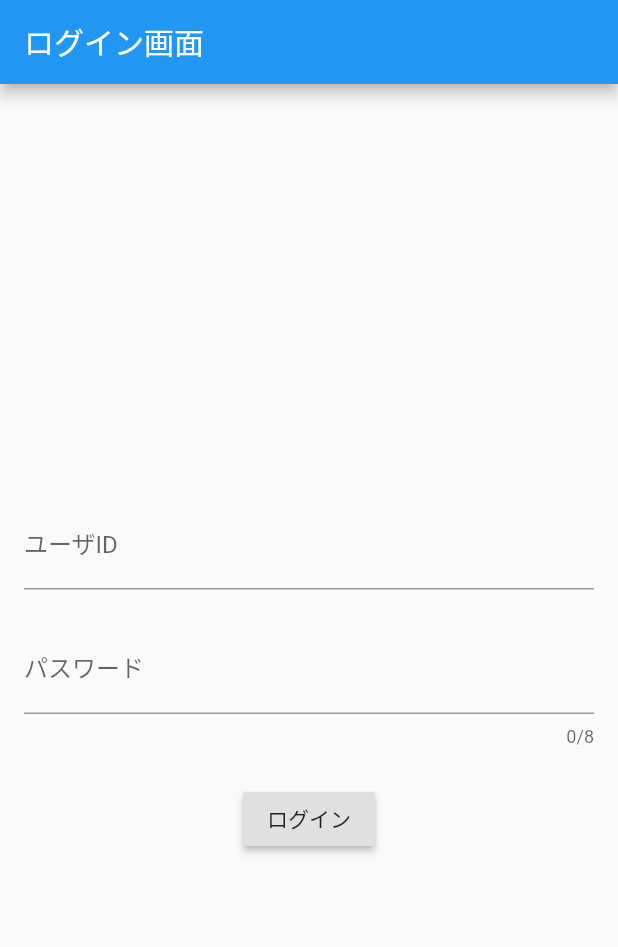
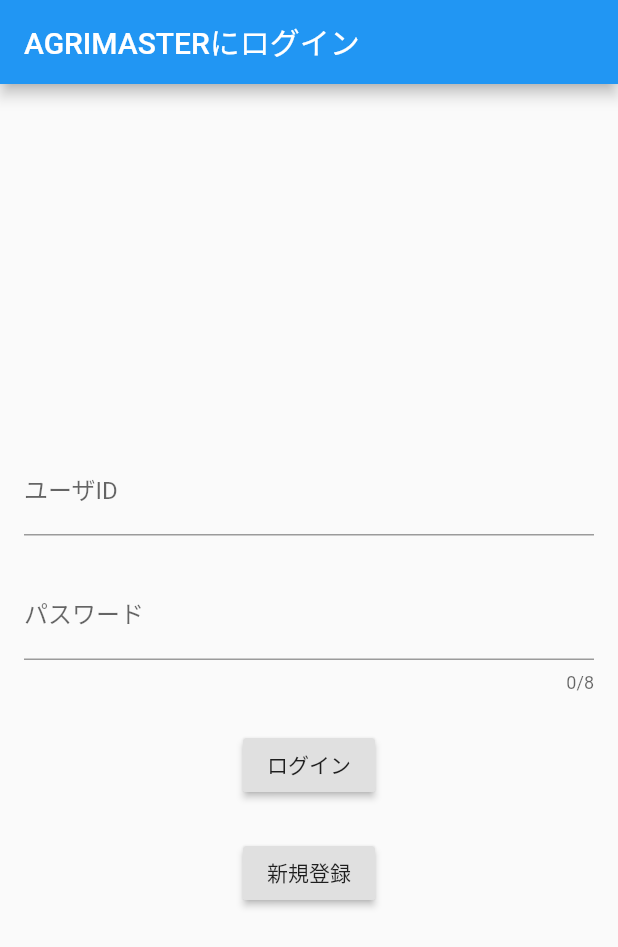
Before and after one commit to agriculture-x-iot/ScreenSampleApp, a Flutter app: the screen it shows after launch, on a phone screen of 412 x 824 dp. Shown: the top 947 px of the screen. Run offline on Flutter 3.47's test engine with Material 2 defaults, Android fonts, the phone set to English and light mode, and no system bars.

Commit message:
デバックリボン消去とか諸々

```diff
--- a/lib/main.dart
+++ b/lib/main.dart
@@ -4,6 +4,7 @@ import 'package:flutter/material.dart';
 
 void main() {
   runApp(new MaterialApp(
+    debugShowCheckedModeBanner: false,  //デバッグリボン非表示
     title: 'Navigation with Routes',
     routes: <String, WidgetBuilder>{
       '/': (_) => new Splash(),
@@ -60,7 +61,7 @@ class _LoginState extends State<Login> {
   Widget build(BuildContext context) {
     return new Scaffold(
       appBar: new AppBar(
-        title: const Text("ログイン画面"),
+        title: const Text("AGRIMASTERにログイン"),
       ),
       body: new Center(
         child: new Form(
@@ -95,6 +96,16 @@ class _LoginState extends State<Login> {
                     },
                   ),
                 ),
+                const SizedBox(height: 24.0),
+                Center(
+                  child: new RaisedButton(
+                  child: const Text("新規登録"),
+                  onPressed: () {
+                    // 登録画面へ
+                    Navigator.of(context).pushNamed("/home");
+                  },
+                ),
+                )
               ],
             ),
           ),
```
